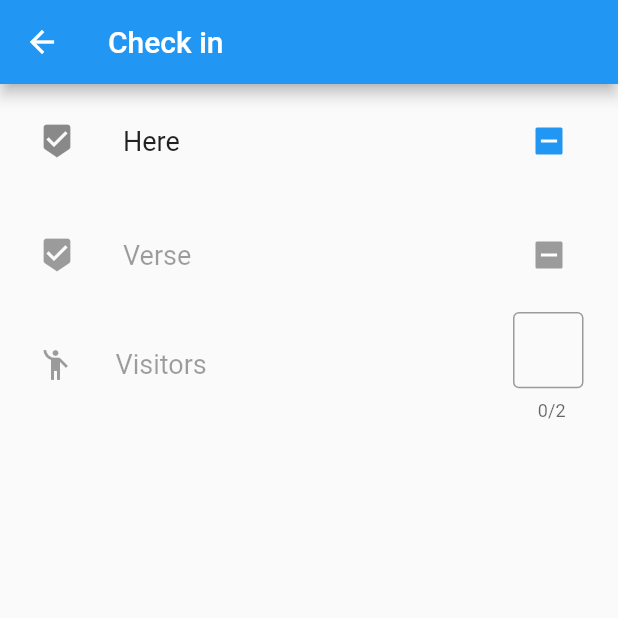
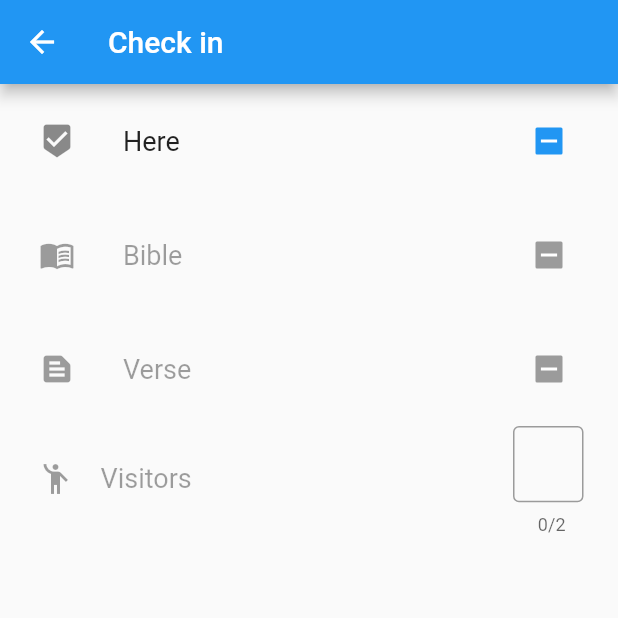
Before and after one commit to kent1313/VBS-Project, a Flutter app: the KidData screen opened directly with empty values, on a phone screen of 412 x 824 dp, the top half of it. Run offline on Flutter 3.47's test engine with Material 2 defaults, Android fonts, the phone set to English and light mode, and no system bars; our stand-ins replace shared_preferences; missing offline and left inert: side_navigation; accounts and stored records are empty.

Commit message:
I added a "Bible" check box to the "kidData" page. (For this to work, just make sure that your database is updated; it should have a "bible" row after "leaderID".)

```diff
--- a/vbs_interface/lib/kidData.dart
+++ b/vbs_interface/lib/kidData.dart
@@ -24,7 +24,6 @@ class KidData extends StatefulWidget {
 }
 
 class _KidDataState extends State<KidData> {
-  bool isHere = false;
   Attendance? attendance;
   TextEditingController visitors = TextEditingController();
   dynamic today = DateTime.now();
@@ -61,10 +60,10 @@ class _KidDataState extends State<KidData> {
                       attendance!.here = value;
                       if(value == false) {
                         attendance!.verse = value;
+                        attendance!.bible = value;
                         visitors.text = '';
                       }
                       api.updateAttendance(context, attendance!);
-                      isHere = value!;
                     });
                   },
                 )
@@ -72,8 +71,17 @@ class _KidDataState extends State<KidData> {
               Container(
                   padding: const EdgeInsets.fromLTRB(10, 10, 10, 10),
                   child: CheckboxListTile(
+                    title: const Text('Bible', style: TextStyle(fontSize: 18),),
+                    secondary: const Icon(Icons.menu_book),
+                    value: attendance!.bible,
+                    onChanged: (attendance!.here ?? false) ? bibleChecked: null,
+                  )
+              ),
+              Container(
+                  padding: const EdgeInsets.fromLTRB(10, 10, 10, 10),
+                  child: CheckboxListTile(
                     title: const Text('Verse', style: TextStyle(fontSize: 18),),
-                    secondary: const Icon(Icons.beenhere),
+                    secondary: const Icon(Icons.text_snippet),
                     value: attendance!.verse,
                     onChanged: (attendance!.here ?? false) ? verseChecked: null,
                   )
@@ -81,16 +89,16 @@ class _KidDataState extends State<KidData> {
               Row(
                 children: [
                   Container(
-                    padding: const EdgeInsets.fromLTRB(25, 0, 10, 0),
+                    padding: const EdgeInsets.fromLTRB(25, 0, 0, 0),
                       child: Icon(
-                        Icons.emoji_people, color: (isHere) ? Colors.black87: Colors.black38,
+                        Icons.emoji_people, color: (attendance!.here ?? false) ? Colors.black87: Colors.black38,
                       )
                   ),
                   Container(
                       padding: const EdgeInsets.fromLTRB(18, 0, 10, 0),
                       child: Text(
                         'Visitors', style: TextStyle(
-                          fontSize: 18, color: (isHere) ? Colors.black: Colors.black38
+                          fontSize: 18, color: (attendance!.here ?? false) ? Colors.black: Colors.black38
                       ),
                       )
                   ),
@@ -133,13 +141,22 @@ class _KidDataState extends State<KidData> {
   }
 
   void verseChecked(bool? verse) {
-    if (isHere == true) {
+    if (attendance!.here == true) {
       setState(() {
         //set "attendance.verse" to "verse"
         attendance!.verse = verse;
         api.updateAttendance(context, attendance!);
       });
-    } else {
+    }
+  }
+
+  void bibleChecked(bool? bible) {
+    if (attendance!.here == true) {
+      setState(() {
+        //set "attendance.verse" to "verse"
+        attendance!.bible = bible;
+        api.updateAttendance(context, attendance!);
+      });
     }
   }
 
--- a/vbs_server/bin/vbs_server.dart
+++ b/vbs_server/bin/vbs_server.dart
@@ -50,7 +50,6 @@ void main() async {
   app.get('${config.prefix}/groupNames', (Request request) async {
     final conn = await config.connectToDatabase();
     int organizationID = (request.context["payload"]! as ContextPayload).organizationID;
-    print('OrganizationID = $organizationID');
 
     var now = DateTime.now();
     var today = "${now.year}-${now.month}-${now.day}";
@@ -313,7 +312,7 @@ void main() async {
         ""
         "select k.kidID, k.familyID, k.grade, k.firstName, k.lastName, k.groupID, k.age, "
         "case when a.today is null then 'N' else "
-        "'Y' end as here,a.today,a.verse, a.visitors, a.leaderID "
+        "'Y' end as here,a.today,a.verse, a.visitors, a.leaderID, bible "
         "from tblKid k left outer join tblAttendance a on k.kidID = a.kidID "
         "and a.today = :today where k.groupID = :groupID "
             "and (k.organizationID = :orgID or :orgID = -1)",
@@ -336,6 +335,11 @@ void main() async {
         attend.verse = true;
       } else {
         attend.verse = false;
+      }
+      if (row.typedAssoc()["bible"] == "Y") {
+        attend.bible = true;
+      } else {
+        attend.bible = false;
       }
       if (row.typedAssoc()['here'] == 'N') {
         attend.here = false;
@@ -370,10 +374,16 @@ void main() async {
           {'kidID': attendance.kidID, 'today': attendance.today, "orgID": organizationID});
     } else {
       String verse;
+      String bible;
       if(attendance.verse == true) {
         verse = 'Y';
       } else {
         verse = 'N';
+      }
+      if(attendance.bible == true) {
+        bible = 'Y';
+      } else {
+        bible = 'N';
       }
       int? visitors;
       if(attendance.visitors == null) {
@@ -389,14 +399,15 @@ void main() async {
       print('DB-response: ${execution.rows.first.typedAssoc()["rowCount"]}');
       if(execution.rows.first.typedAssoc()["rowCount"] == 0) {
         var action = await conn.execute(
-            "insert into tblAttendance (today, kidID, verse, visitors, leaderID, organizationID)"
-                "values (:today, :kidID, :verse, :visitors, 2, :orgID);",
+            "insert into tblAttendance (today, kidID, verse, visitors, leaderID, organizationID, bible)"
+                "values (:today, :kidID, :verse, :visitors, 2, :orgID, :bible);",
             {
               'kidID': attendance.kidID,
               'today': attendance.today,
               'verse': verse,
               'visitors': visitors,
               'orgID': organizationID,
+              'bible': bible,
             });
         print("action = $action");
       } else {
@@ -408,6 +419,10 @@ void main() async {
             " where kidID = :kidID and today = :today "
             " and (organizationID = :orgID or :orgID = -1)",
             {'kidID': attendance.kidID, 'today': attendance.today, 'visitors': visitors, 'orgID': organizationID});
+        var action3 = await conn.execute("update tblAttendance set bible = :bible"
+            " where kidID = :kidID and today = :today "
+            " and (organizationID = :orgID or :orgID = -1)",
+            {'kidID': attendance.kidID, 'today': attendance.today, 'bible': bible, 'orgID': organizationID});
       }
     }
     conn.close();
--- a/vbs_shared/lib/vbs_shared.dart
+++ b/vbs_shared/lib/vbs_shared.dart
@@ -213,6 +213,7 @@ class Attendance {
   int? kidID;
   bool? verse;
   bool? here;
+  bool? bible;
   int? visitors;
 
   Object toJSON() {
@@ -222,6 +223,7 @@ class Attendance {
       'kidID': kidID,
       'verse': verse,
       'here': here,
+      'bible': bible,
       'visitors': visitors,
     };
     return obj;
@@ -233,6 +235,7 @@ class Attendance {
     data.today = json['today'];
     data.here = json['here'];
     data.verse = json['verse'];
+    data.bible = json['bible'];
     data.visitors = json['visitors'];
     if(json['kid'] != null) {
       data.kid = Kid.fromJSONObject(json['kid']);
```
